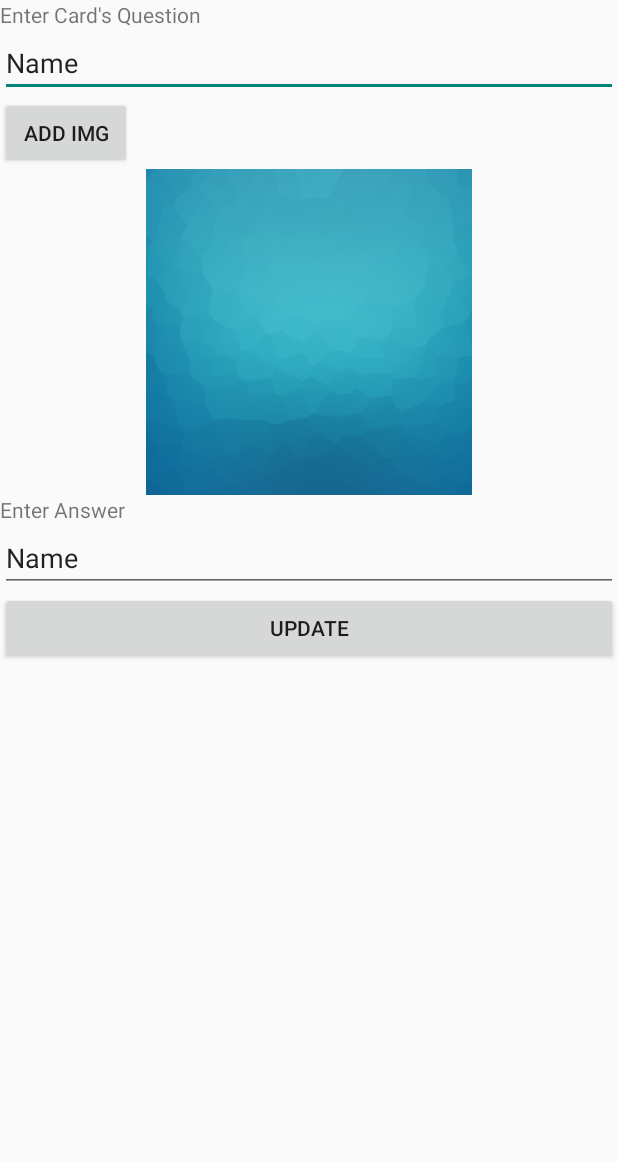
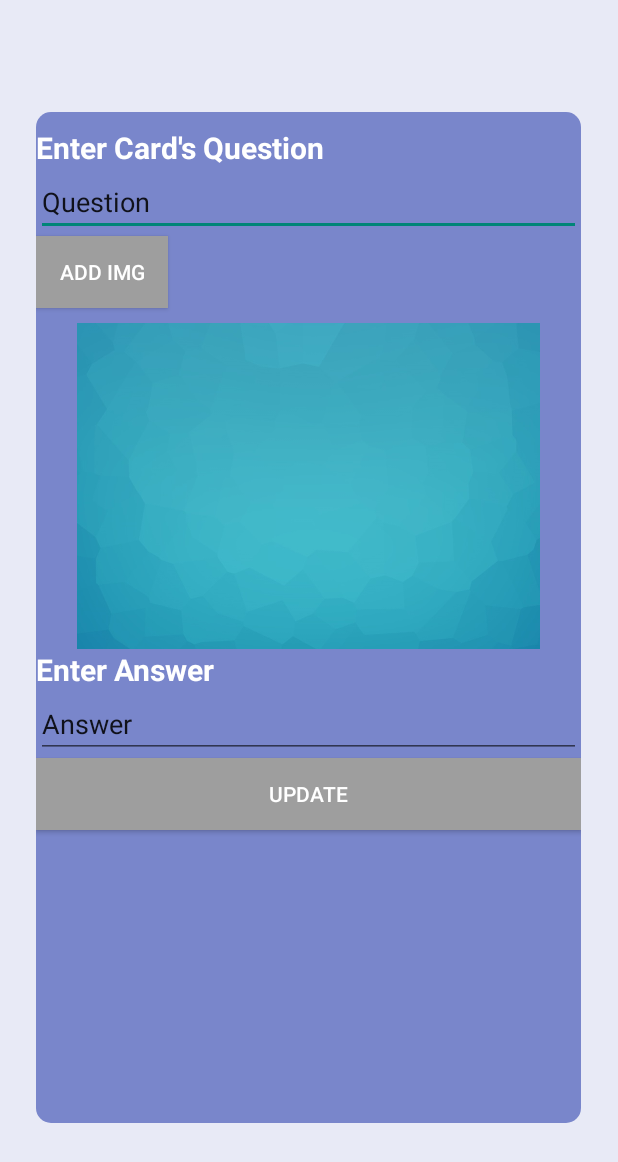
Before and after one commit to uncleu/MemoryCard, an Android app: the CardCustomSettingsActivity screen opened directly, with no data from a screen before it, on a phone screen of 412 x 824 dp. Shown: the top 1162 px of the screen. Run offline under Robolectric (Android 15) with nearby library versions, the phone set to English and light mode, and no system bars.

Commit message:
add indicat

```diff
--- a/app/src/main/java/com/memorycard/android/memorycardapp/DownLoadAndInstallActivity.java
+++ b/app/src/main/java/com/memorycard/android/memorycardapp/DownLoadAndInstallActivity.java
@@ -139,7 +139,7 @@ public class DownLoadAndInstallActivity extends AppCompatActivity {
                             File path = getExternalFilesDir(Environment.DIRECTORY_DOWNLOADS);
                             File file = new File(downloadFilePath);
                             String absoluPath = file.getAbsolutePath();
-                            DownLoadAndInstallUtilities.Unzip.start(absoluPath);
+                            DownLoadAndInstallUtilities.Unzip.start(absoluPath, getApplicationContext());
                             DownLoadAndInstallUtilities.install(context,path+File.separator+downloadFileName);
 
                             Toast.makeText(getApplicationContext(), "Download " + downloadFileName+" Cards successful", Toast.LENGTH_SHORT).show();
--- a/app/src/main/res/drawable/corners_bg.xml
+++ b/app/src/main/res/drawable/corners_bg.xml
@@ -1,6 +1,6 @@
 <?xml version="1.0" encoding="utf-8"?>
 <shape xmlns:android="http://schemas.android.com/apk/res/android">
-    <solid android:color="#E1E0DE" />
+    <solid android:color="#7986CB" />
     <corners android:topLeftRadius="10dp"
         android:topRightRadius="10dp"
         android:bottomRightRadius="10dp"
--- a/app/src/main/res/layout/activity_card_custom_settings.xml
+++ b/app/src/main/res/layout/activity_card_custom_settings.xml
@@ -1,26 +1,58 @@
 <?xml version="1.0" encoding="utf-8"?>
 <LinearLayout xmlns:android="http://schemas.android.com/apk/res/android"
     xmlns:app="http://schemas.android.com/apk/res-auto"
-    android:orientation="vertical" android:layout_width="match_parent"
-    android:layout_height="match_parent">
+    android:orientation="vertical"
+    android:layout_width="match_parent"
+    android:layout_height="match_parent"
+    android:background="#E8EAF6">
+
+    <Space
+        android:layout_width="match_parent"
+        android:layout_height="0dp"
+        android:layout_weight="1"/>
+
+    <LinearLayout
+        android:layout_width="match_parent"
+        android:layout_height="0dp"
+        android:layout_weight="9"
+        android:orientation="horizontal">
+
+        <Space
+            android:layout_width="0dp"
+            android:layout_height="match_parent"
+            android:layout_weight="1"/>
+
+        <LinearLayout
+            android:layout_width="0dp"
+            android:layout_height="match_parent"
+            android:layout_weight="15"
+            android:background="@drawable/corners_bg"
+            android:orientation="vertical">
 
             <LinearLayout
                 android:orientation="vertical"
                 android:layout_width="match_parent"
                 android:layout_height="wrap_content">
 
+                <Space
+                    android:layout_width="match_parent"
+                    android:layout_height="10dp"/>
+
                 <TextView
                     android:text="Enter Card's Question"
                     android:layout_width="match_parent"
                     android:layout_height="wrap_content"
+                    android:textSize="20sp"
+                    android:textStyle="bold"
                     android:id="@+id/textView4"
+                    android:textColor="#FFFFFF"
                     android:layout_weight="1" />
 
                 <EditText
                     android:layout_width="match_parent"
                     android:layout_height="wrap_content"
                     android:inputType="textPersonName"
-            android:text="Name"
+                    android:text="Question"
                     android:ems="10"
                     android:id="@+id/new_card_question_txt"
                     android:layout_weight="1" />
@@ -30,7 +62,13 @@
                     android:layout_width="wrap_content"
                     android:layout_height="wrap_content"
                     android:id="@+id/add_new_card_img"
+                    android:textColor="#FFFFFF"
+                    android:background="#9E9E9E"
                     android:layout_weight="1" />
+
+                <Space
+                    android:layout_width="match_parent"
+                    android:layout_height="10dp"/>
 
                 <ImageView
                     android:layout_width="wrap_content"
@@ -51,13 +89,16 @@
                     android:text="Enter Answer"
                     android:layout_width="match_parent"
                     android:layout_height="wrap_content"
+                    android:textSize="20sp"
+                    android:textStyle="bold"
+                    android:textColor="#FFFFFF"
                     android:id="@+id/textView5" />
 
                 <EditText
                     android:layout_width="match_parent"
                     android:layout_height="wrap_content"
                     android:inputType="textPersonName"
-            android:text="Name"
+                    android:text="Answer"
                     android:ems="10"
                     android:id="@+id/new_card_answer_txt" />
 
@@ -65,7 +106,24 @@
                     android:text="Update"
                     android:layout_width="match_parent"
                     android:layout_height="wrap_content"
+                    android:textColor="#FFFFFF"
+                    android:background="#9E9E9E"
                     android:id="@+id/add_new_card_update" />
             </LinearLayout>
 
+
         </LinearLayout>
+
+        <Space
+            android:layout_width="0dp"
+            android:layout_height="match_parent"
+            android:layout_weight="1"/>
+
+    </LinearLayout>
+
+    <Space
+        android:layout_width="match_parent"
+        android:layout_height="0dp"
+        android:layout_weight="1"/>
+
+</LinearLayout>
```
Also changed, not shown: app/src/main/java/com/memorycard/android/memorycardapp/MainActivity.java (+7 -7 lines), app/src/main/res/layout/fragment_card.xml (+33 -6 lines), app/src/main/res/layout/fragment_main_custom_settings.xml (+67 -8 lines), app/src/main/ic_launcher-web.png, app/src/main/res/drawable/bg_card.jpg (deleted), app/src/main/res/drawable/bg_card.png (added), app/src/main/res/drawable/cat.png (added), app/src/main/res/drawable/download.png (added), app/src/main/res/drawable/editing.png (added), app/src/main/res/drawable/group.png (added), app/src/main/res/drawable/profile.png (added), app/src/main/res/drawable/us.png (added), app/src/main/res/mipmap-hdpi/ic_launcher.png, app/src/main/res/mipmap-mdpi/ic_launcher.png, 3 more files. Lines whose indentation alone changed are shown as unchanged.
